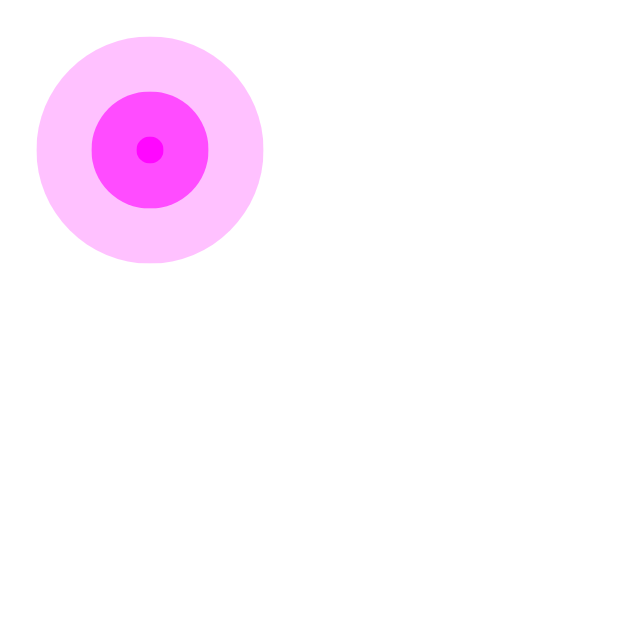
After one commit to Sagar0-0/FindMyBook, an Android app built with Jetpack Compose: the composable LoadingAnimation shown on its own in the app's theme, on a phone screen of 412 x 824 dp, the top half of it. The commit adds this screen. Run offline under Robolectric (Android 15) with nearby library versions, the phone set to English and light mode, and no system bars.

Commit message:
loading anim added

```diff
--- /dev/null
+++ b/app/src/main/java/com/example/android/findmybook/presentation/ui/LoadingAnimation.kt
@@ -0,0 +1,82 @@
+package com.example.android.findmybook.presentation.ui
+
+import androidx.compose.animation.core.*
+import androidx.compose.foundation.background
+import androidx.compose.foundation.layout.Box
+import androidx.compose.foundation.layout.size
+import androidx.compose.foundation.shape.CircleShape
+import androidx.compose.runtime.Composable
+import androidx.compose.runtime.LaunchedEffect
+import androidx.compose.runtime.remember
+import androidx.compose.ui.Modifier
+import androidx.compose.ui.draw.clip
+import androidx.compose.ui.draw.scale
+import androidx.compose.ui.graphics.Color
+import androidx.compose.ui.tooling.preview.Preview
+import androidx.compose.ui.unit.dp
+import kotlinx.coroutines.delay
+
+@Preview(showBackground = true, backgroundColor = 1000000)
+@Composable
+fun LoadingPreview(){
+    LoadingAnimation()
+}
+
+@Composable
+fun LoadingAnimation(
+    circleColor: Color = Color.Magenta,
+    animationDelay: Int = 1500
+) {
+    // 3 circles
+    val circles = listOf(
+        remember {
+            Animatable(initialValue = 0f)
+        },
+        remember {
+            Animatable(initialValue = 0f)
+        },
+        remember {
+            Animatable(initialValue = 0f)
+        }
+    )
+
+    circles.forEachIndexed { index, animatable ->
+        LaunchedEffect(Unit) {
+            // Use coroutine delay to sync animations
+            // divide the animation delay by number of circles
+            delay(timeMillis = (animationDelay / 3L) * (index + 1))
+
+            animatable.animateTo(
+                targetValue = 1f,
+                animationSpec = infiniteRepeatable(
+                    animation = tween(
+                        durationMillis = animationDelay,
+                        easing = LinearEasing
+                    ),
+                    repeatMode = RepeatMode.Restart
+                )
+            )
+        }
+    }
+
+    // outer circle
+    Box(
+        modifier = Modifier
+            .size(size = 200.dp)
+            .background(color = Color.Transparent)
+    ) {
+        // animating circles
+        circles.forEachIndexed { index, animatable ->
+            Box(
+                modifier = Modifier
+                    .scale(scale = animatable.value)
+                    .size(size = 200.dp)
+                    .clip(shape = CircleShape)
+                    .background(
+                        color = circleColor
+                            .copy(alpha = (1 - animatable.value))
+                    )
+            )
+        }
+    }
+}
```
Also changed, not shown: app/src/main/java/com/example/android/findmybook/presentation/ui/SearchScreen.kt (+16 -5 lines), 1 other file.
